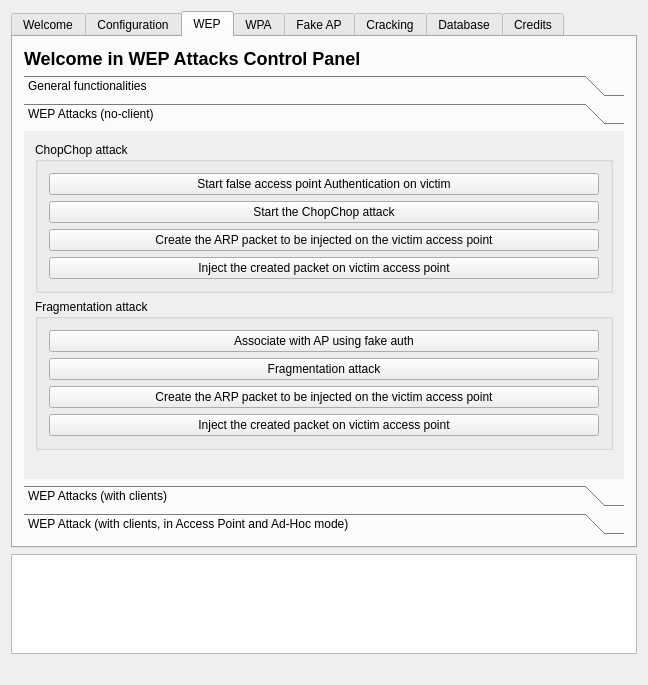
The window that gerix.ui (5l1v3r1/gerix-wifi-cracker) describes before a commit, drawn with Qt 5.
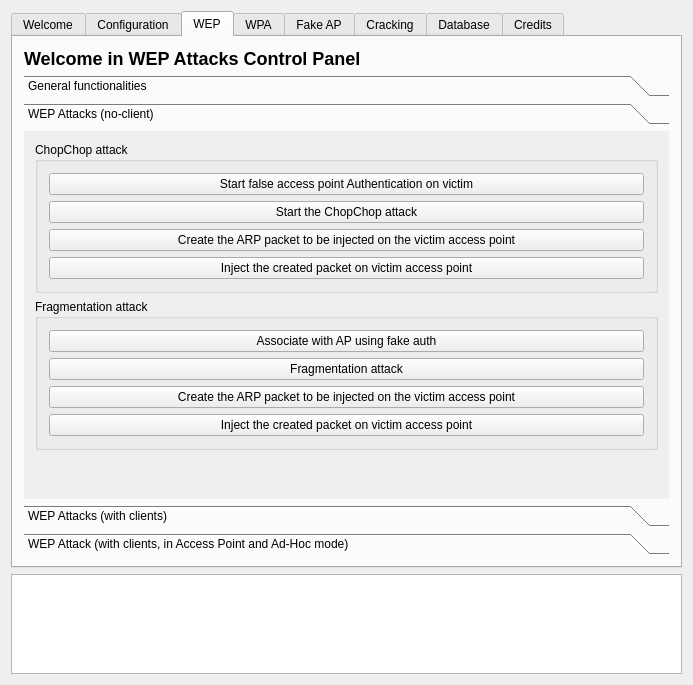
The same window after the commit. The open tabs and pages were chosen to show the change.

The edit to the form file:
```diff
--- a/gerix.ui
+++ b/gerix.ui
@@ -6,7 +6,7 @@
    <rect>
     <x>0</x>
     <y>0</y>
-    <width>648</width>
+    <width>693</width>
     <height>685</height>
    </rect>
   </property>
@@ -37,32 +37,6 @@
       </property>
      </widget>
     </item>
-    <item row="4" column="0">
-     <spacer name="horizontalSpacer">
-      <property name="orientation">
-       <enum>Qt::Horizontal</enum>
-      </property>
-      <property name="sizeHint" stdset="0">
-       <size>
-        <width>40</width>
-        <height>20</height>
-       </size>
-      </property>
-     </spacer>
-    </item>
-    <item row="4" column="1">
-     <spacer name="horizontalSpacer_2">
-      <property name="orientation">
-       <enum>Qt::Horizontal</enum>
-      </property>
-      <property name="sizeHint" stdset="0">
-       <size>
-        <width>40</width>
-        <height>20</height>
-       </size>
-      </property>
-     </spacer>
-    </item>
     <item row="0" column="0" colspan="2">
      <widget class="QTabWidget" name="tabWidget2">
       <property name="currentIndex">
@@ -404,8 +378,8 @@
             <rect>
              <x>0</x>
              <y>0</y>
-             <width>608</width>
-             <height>321</height>
+             <width>653</width>
+             <height>343</height>
             </rect>
            </property>
            <attribute name="label">
@@ -467,8 +441,8 @@
             <rect>
              <x>0</x>
              <y>0</y>
-             <width>594</width>
-             <height>354</height>
+             <width>653</width>
+             <height>359</height>
             </rect>
            </property>
            <attribute name="label">
@@ -735,8 +709,8 @@
             <rect>
              <x>0</x>
              <y>0</y>
-             <width>298</width>
-             <height>225</height>
+             <width>653</width>
+             <height>343</height>
             </rect>
            </property>
            <attribute name="label">
```
Left out of the diff: 18 changed lines with no effect on the pictures.
